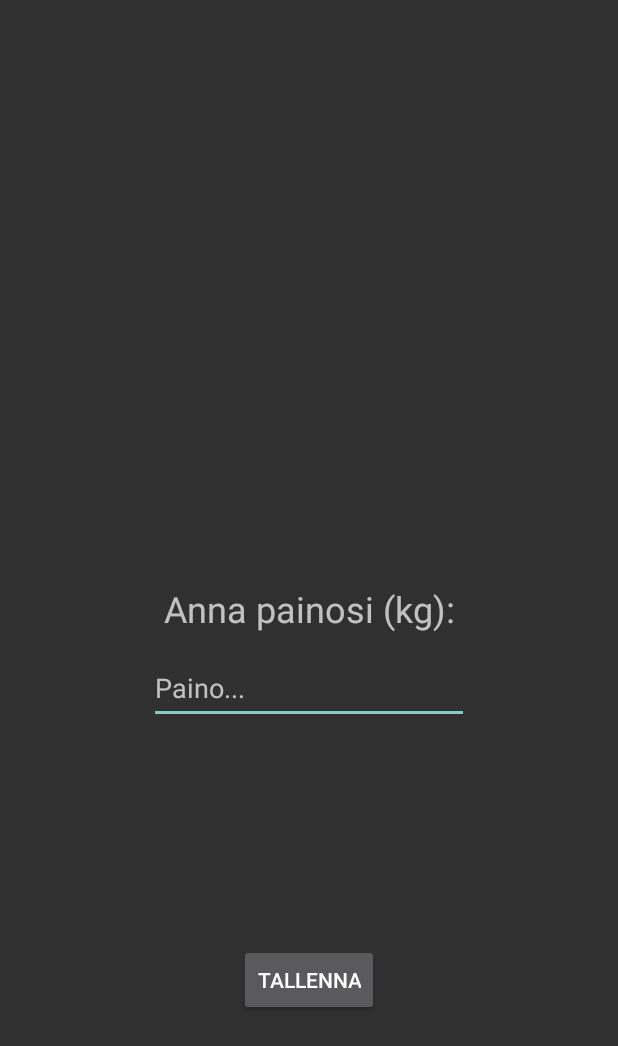
After one commit to Panibo/eSportBurner, an Android app: the ProfiiliActivity screen opened directly, with no data from a screen before it, on a phone screen of 412 x 824 dp. The commit adds this screen. Shown: the top 1046 px of the screen. Run offline under Robolectric (Android 15) with nearby library versions, the phone set to English and light mode, and no system bars.

Commit message:
ProfiiliActivity.java luotu

```diff
--- a/app/src/main/AndroidManifest.xml
+++ b/app/src/main/AndroidManifest.xml
@@ -9,6 +9,9 @@
         android:roundIcon="@mipmap/ic_launcherlogo"
         android:supportsRtl="true"
         android:theme="@style/Theme.AppCompat.NoActionBar">
+        <activity
+            android:name=".ProfiiliActivity"
+            android:exported="true" />
         <activity
             android:name=".GameDataActivity"
             android:exported="true" />
@@ -25,9 +28,7 @@
             </intent-filter>
         </activity>
 
-        <receiver
-            android:name=".Notification"/>
-
+        <receiver android:name=".Notification" />
     </application>
 
 </manifest>
--- a/app/src/main/java/fi/hyte/esportsburner/MainActivity.java
+++ b/app/src/main/java/fi/hyte/esportsburner/MainActivity.java
@@ -69,7 +69,7 @@ public class MainActivity extends AppCompatActivity {
 
 
 
-    public void goToLista(){
+    private void goToLista(){
         Intent intent = new Intent(this, GameListActivity.class);
         startActivity(intent);
     }
--- /dev/null
+++ b/app/src/main/java/fi/hyte/esportsburner/ProfiiliActivity.java
@@ -0,0 +1,30 @@
+package fi.hyte.esportsburner;
+
+import androidx.appcompat.app.AppCompatActivity;
+
+import android.app.Activity;
+import android.content.SharedPreferences;
+import android.os.Bundle;
+import android.widget.Button;
+import android.widget.EditText;
+
+public class ProfiiliActivity extends AppCompatActivity {
+
+    @Override
+    protected void onCreate(Bundle savedInstanceState) {
+        super.onCreate(savedInstanceState);
+        setContentView(R.layout.activity_profiili);
+
+        Button tallennaButton = findViewById(R.id.button_tallenna);
+        tallennaButton.setOnClickListener(view -> tallenna());
+    }
+
+    private void tallenna(){
+        EditText editText = findViewById(R.id.editTunnit);
+
+        SharedPreferences prefPut = getSharedPreferences("PROFIILI", Activity.MODE_PRIVATE);
+        SharedPreferences.Editor prefEditor = prefPut.edit();
+        prefEditor.putInt("PAINO", Integer.parseInt(String.valueOf(editText.getText())));
+        prefEditor.commit();
+    }
+}
--- /dev/null
+++ b/app/src/main/res/layout/activity_profiili.xml
@@ -0,0 +1,48 @@
+<?xml version="1.0" encoding="utf-8"?>
+<androidx.constraintlayout.widget.ConstraintLayout xmlns:android="http://schemas.android.com/apk/res/android"
+    xmlns:app="http://schemas.android.com/apk/res-auto"
+    xmlns:tools="http://schemas.android.com/tools"
+    android:layout_width="match_parent"
+    android:layout_height="match_parent"
+    tools:context=".ProfiiliActivity">
+
+    <TextView
+        android:id="@+id/textView2"
+        android:layout_width="220dp"
+        android:layout_height="45dp"
+        android:text="Anna painosi (kg):"
+        android:textAlignment="center"
+        android:textSize="24sp"
+        app:layout_constraintBottom_toBottomOf="parent"
+        app:layout_constraintEnd_toEndOf="parent"
+        app:layout_constraintHorizontal_bias="0.5"
+        app:layout_constraintStart_toStartOf="parent"
+        app:layout_constraintTop_toTopOf="parent"
+        app:layout_constraintVertical_bias="0.5" />
+
+    <EditText
+        android:id="@+id/editPaino"
+        android:layout_width="wrap_content"
+        android:layout_height="wrap_content"
+        android:ems="10"
+        android:hint="Paino..."
+        android:inputType="number"
+        android:minHeight="48dp"
+        app:layout_constraintBottom_toBottomOf="parent"
+        app:layout_constraintEnd_toEndOf="parent"
+        app:layout_constraintHorizontal_bias="0.5"
+        app:layout_constraintStart_toStartOf="parent"
+        app:layout_constraintTop_toBottomOf="@+id/textView2"
+        app:layout_constraintVertical_bias="0" />
+
+    <Button
+        android:id="@+id/button_tallenna"
+        android:layout_width="wrap_content"
+        android:layout_height="wrap_content"
+        android:text="Tallenna"
+        app:layout_constraintBottom_toBottomOf="parent"
+        app:layout_constraintEnd_toEndOf="parent"
+        app:layout_constraintStart_toStartOf="parent"
+        app:layout_constraintTop_toBottomOf="@+id/editPaino" />
+
+</androidx.constraintlayout.widget.ConstraintLayout>
```
